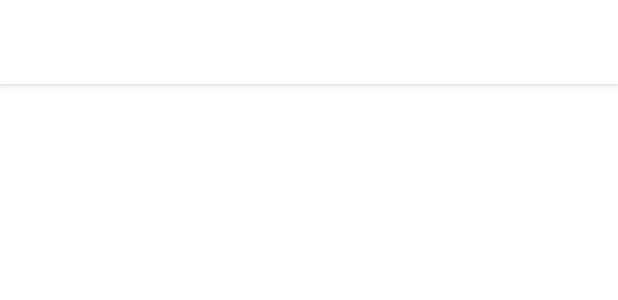
After one commit to stelii/To-Do-List, an Android app: the layout toolbar_layout.xml on its own in the app's theme, with its tools: preview values and no code run, on a phone screen of 412 x 824 dp. The commit adds this screen. Shown: the top 300 px of the screen. Run offline under Robolectric (Android 15) with nearby library versions, the phone set to English and light mode, and no system bars.

Commit message:
I added the toolbar and recyclerview

```diff
--- /dev/null
+++ b/app/src/main/res/layout/toolbar_layout.xml
@@ -0,0 +1,14 @@
+<?xml version="1.0" encoding="utf-8"?>
+<com.google.android.material.appbar.AppBarLayout xmlns:android="http://schemas.android.com/apk/res/android"
+    android:layout_width="match_parent"
+    android:layout_height="wrap_content">
+
+    <androidx.appcompat.widget.Toolbar
+        android:id="@+id/toolbar"
+        android:layout_width="match_parent"
+        android:layout_height="?attr/actionBarSize"
+
+        android:background="@android:color/white"
+        />
+
+</com.google.android.material.appbar.AppBarLayout>
--- a/app/src/main/res/values/strings.xml
+++ b/app/src/main/res/values/strings.xml
@@ -3,4 +3,6 @@
 
     <string name="no_list_title_text">No Lists?</string>
     <string name="no_list_subtitle_text">Create One</string>
+    <!-- TODO: Remove or change this placeholder text -->
+    <string name="hello_blank_fragment">Hello blank fragment</string>
 </resources>
```
Also changed, not shown: app/src/main/java/my/projects/todolist/MainActivity.java (+8 -3 lines), app/src/main/java/my/projects/todolist/fragments/HomeFragment.java (renamed from app/src/main/java/my/projects/todolist/fragments/HomePageFragment.java, +6 -5 lines), app/src/main/java/my/projects/todolist/fragments/NoListsFragment.java (added, +39 -0 lines), app/src/main/res/layout/activity_main.xml (+17 -7 lines), app/src/main/res/layout/fragment_home.xml (added, +25 -0 lines), app/src/main/res/layout/fragment_no_lists.xml (renamed from app/src/main/res/layout/fragment_home_page.xml, +10 -4 lines), app/src/main/res/navigation/nav_graph.xml (+6 -5 lines).
